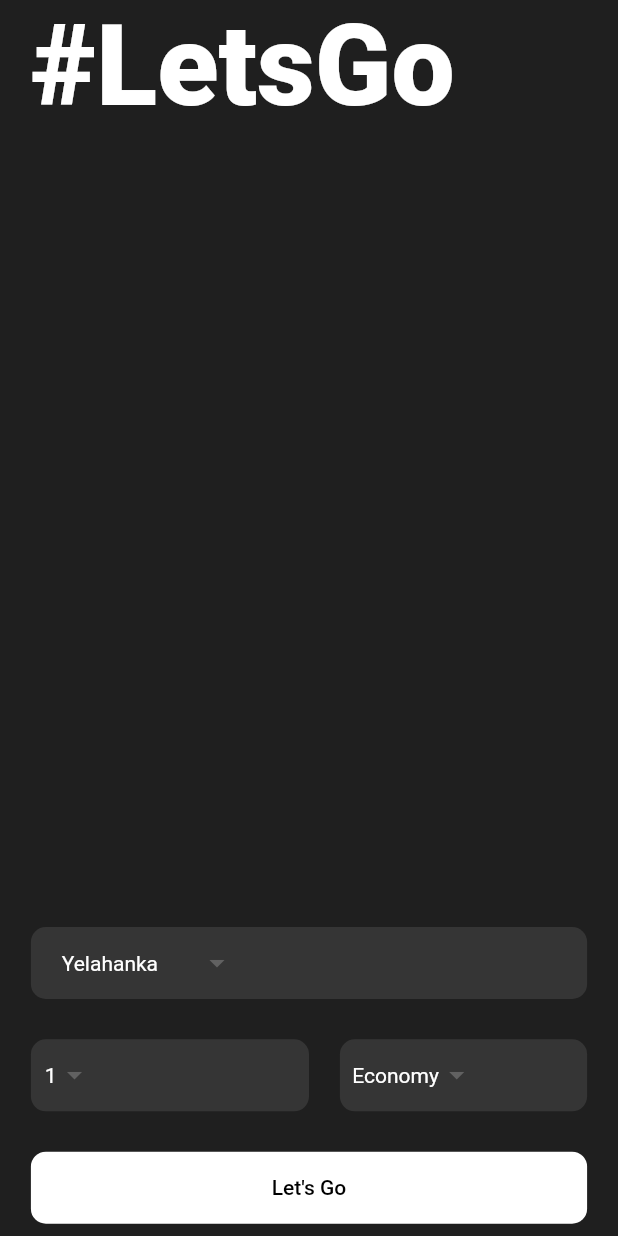
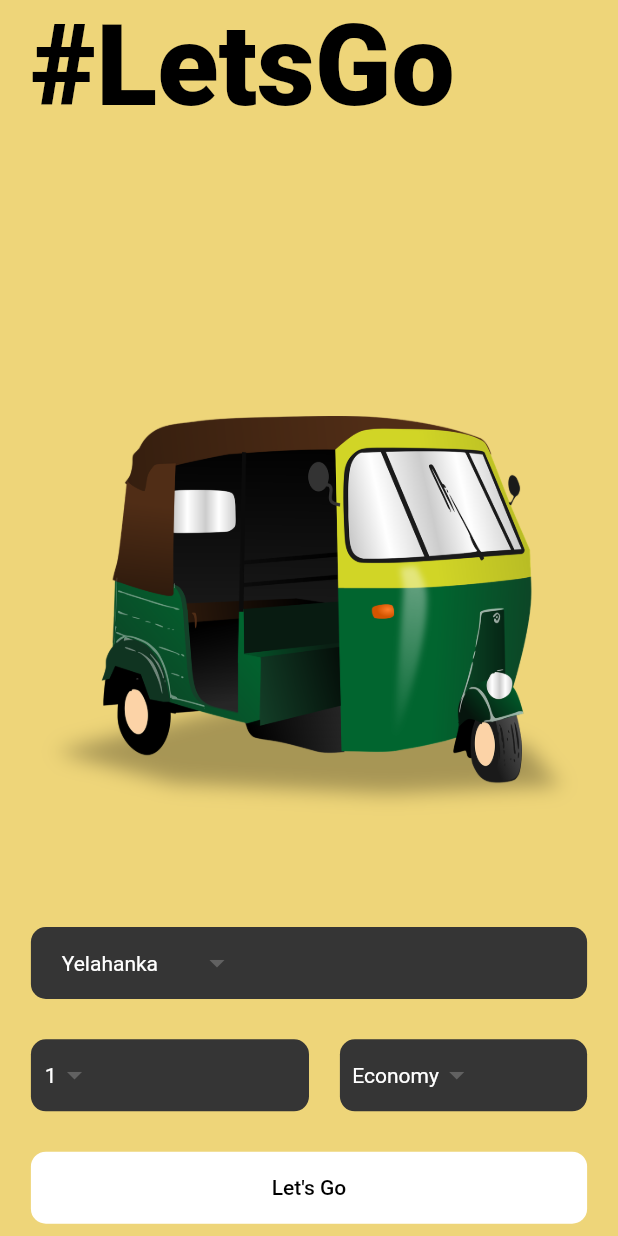
Before and after one commit to bhaskarkh01/flutter_lets_ride, a Flutter app: the screen it shows after launch, on a phone screen of 412 x 824 dp. Run offline on Flutter 3.47's test engine with Material 2 defaults, Android fonts, the phone set to English and light mode, and no system bars.

Commit message:
add stack and align widget to display image

```diff
--- a/lib/pages/home_page.dart
+++ b/lib/pages/home_page.dart
@@ -13,18 +13,24 @@ class HomePage extends StatelessWidget {
     return Scaffold(
       body: SafeArea(
         child: Container(
+          color: const Color.fromARGB(255, 238, 213, 121),
           height: _deviceHeight,
           width: _deviceWidth,
           padding: EdgeInsets.symmetric(
             horizontal: _deviceWidth * 0.05,
           ),
-          child: Column(
-            mainAxisAlignment: MainAxisAlignment.spaceBetween,
-            mainAxisSize: MainAxisSize.max,
-            crossAxisAlignment: CrossAxisAlignment.start,
+          child: Stack(
             children: [
-              _pageTitle(),
-              _bookRideWidget(),
+              Column(
+                mainAxisAlignment: MainAxisAlignment.spaceBetween,
+                mainAxisSize: MainAxisSize.max,
+                crossAxisAlignment: CrossAxisAlignment.start,
+                children: [
+                  _pageTitle(),
+                  _bookRideWidget(),
+                ],
+              ),
+              Align(child: _autoImageWidget()),
             ],
           ),
         ),
@@ -37,7 +43,7 @@ class HomePage extends StatelessWidget {
       "#LetsGo",
       style: TextStyle(
         fontSize: 75,
-        color: Colors.white,
+        color: Colors.black,
         fontWeight: FontWeight.w800,
       ),
     );
@@ -45,12 +51,30 @@ class HomePage extends StatelessWidget {
 
   Widget _autoImageWidget() {
     return Container(
+      height: _deviceHeight * 0.45,
+      width: _deviceWidth * 0.90,
       decoration: const BoxDecoration(
-        color: Color.fromARGB(255, 238, 213, 121),
+        //color: Color.fromARGB(255, 206, 175, 161),
         image: DecorationImage(
           fit: BoxFit.contain,
           image: AssetImage("assets/images/auto.png"),
         ),
+      ),
+    );
+  }
+
+  Widget _bookRideWidget() {
+    return Container(
+      height: _deviceHeight * 0.25,
+      child: Column(
+        mainAxisAlignment: MainAxisAlignment.spaceBetween,
+        mainAxisSize: MainAxisSize.max,
+        crossAxisAlignment: CrossAxisAlignment.center,
+        children: [
+          _destinationDropDownWidget(),
+          _travellersInformationWidget(),
+          _rideButton(),
+        ],
       ),
     );
   }
@@ -90,22 +114,6 @@ class HomePage extends StatelessWidget {
     );
   }
 
-  Widget _bookRideWidget() {
-    return Container(
-      height: _deviceHeight * 0.25,
-      child: Column(
-        mainAxisAlignment: MainAxisAlignment.spaceBetween,
-        mainAxisSize: MainAxisSize.max,
-        crossAxisAlignment: CrossAxisAlignment.center,
-        children: [
-          _destinationDropDownWidget(),
-          _travellersInformationWidget(),
-          _rideButton(),
-        ],
-      ),
-    );
-  }
-
   Widget _rideButton() {
     return Container(
       margin: EdgeInsets.only(bottom: _deviceHeight * 0.01),
```
